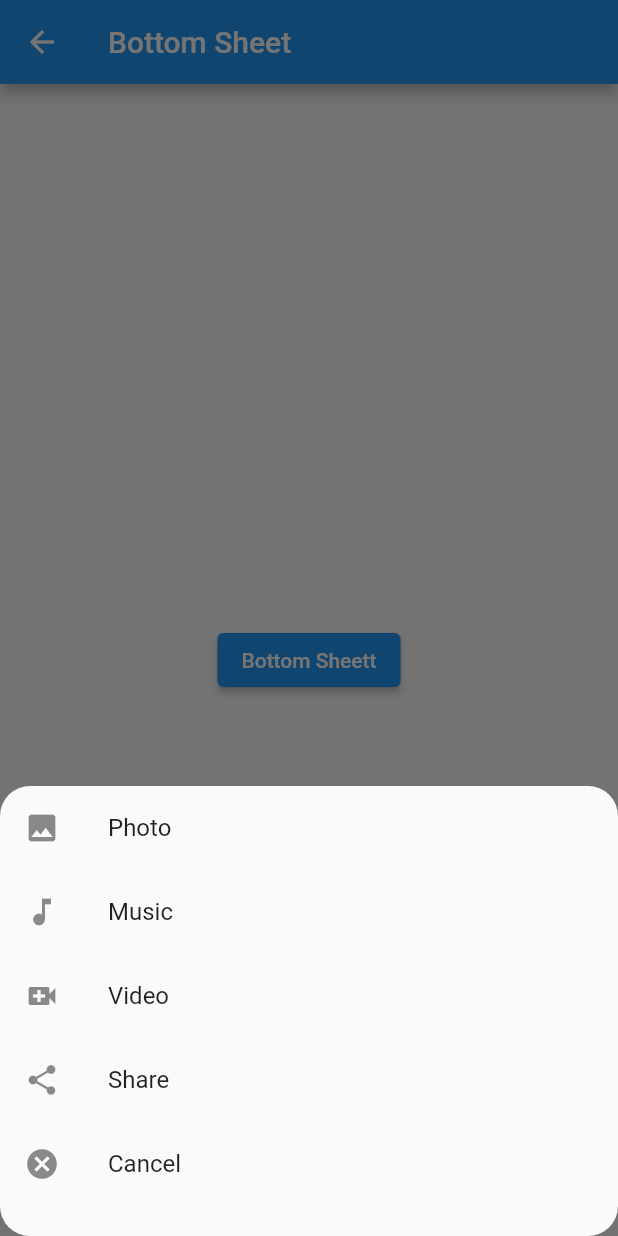
After one commit to minhthoai190892/flutter_2_15_tutorial, a Flutter app: the BottomSheett screen opened by its route, after a tap on "Bottom Sheett", on a phone screen of 412 x 824 dp. The commit adds this screen. Run offline on Flutter 3.47's test engine with Material 2 defaults, Android fonts, the phone set to English and light mode, and no system bars.

Commit message:
bottomSheet

```diff
--- a/lib/main.dart
+++ b/lib/main.dart
@@ -1,5 +1,6 @@
 import 'package:flutter/material.dart';
 import 'package:flutter_2_15/pages/bottomNavigationBar.dart';
+import 'package:flutter_2_15/pages/bottomsheet.dart';
 import 'package:flutter_2_15/pages/dialog.dart';
 import 'package:flutter_2_15/pages/dropdown.dart';
 import 'package:flutter_2_15/pages/example_basic.dart';
@@ -41,6 +42,7 @@ class MyApp extends StatelessWidget {
         TabBarr.nameRoute:(context)=>const TabBarr(),
         DropDownn.nameRoute:(context)=> const DropDownn(),
         BottomNavigationBarr.nameRoute:(context)=>const BottomNavigationBarr(),
+        BottomSheett.nameRoute:(context)=>const BottomSheett(),
       },
     );
   }
--- /dev/null
+++ b/lib/pages/bottomsheet.dart
@@ -0,0 +1,61 @@
+import 'package:flutter/material.dart';
+import 'package:flutter_2_15/widgets/floating_action_button.dart';
+
+class BottomSheett extends StatelessWidget {
+  const BottomSheett({Key? key}) : super(key: key);
+  static const nameRoute = '/BottomSheett';
+  @override
+  Widget build(BuildContext context) {
+    return Scaffold(
+      appBar: AppBar(
+        title: const Text("Bottom Sheet"),
+      ),
+      body: Center(
+        child: Padding(
+          padding: const EdgeInsets.all(30),
+          child: ElevatedButton(
+              onPressed: () {
+                showModalBottomSheet(
+                  context: context,
+                  isDismissible: false,
+                  shape: RoundedRectangleBorder(
+                    borderRadius: BorderRadius.circular(20),
+                  ),
+                  builder: (context) => SizedBox(
+                    height: 300,
+                    child: ListView(
+                      children:  [
+                        const ListTile(
+                          leading: Icon(Icons.photo),
+
+                          title:  Text("Photo"),
+                        ),
+                        const ListTile(
+                          leading: Icon(Icons.music_note),
+                          title: Text("Music"),
+                        ),
+                        const ListTile(
+                          leading: Icon(Icons.video_call),
+                          title: Text("Video"),
+                        ),
+                        const ListTile(
+                          leading: Icon(Icons.share),
+                          title: Text("Share"),
+                        ),
+                        ListTile(
+                          onTap: () => Navigator.pop(context),
+                          leading: const Icon(Icons.cancel),
+                          title: const Text("Cancel"),
+                        ),
+                      ],
+                    ),
+                  ),
+                );
+              },
+              child: const Text("Bottom Sheett")),
+        ),
+      ),
+      floatingActionButton: const floatingActionButton(),
+    );
+  }
+}
--- a/lib/pages/home_pages.dart
+++ b/lib/pages/home_pages.dart
@@ -138,9 +138,11 @@ class HomePage extends StatelessWidget {
                 title: const Text("BottomNavigationBarr"),
               ),
               ListTile(
-                onTap: () {},
+               onTap: () {
+                  Navigator.pushReplacementNamed(context, '/BottomSheett');
+                },
                 leading: const Icon(Icons.home),
-                title: const Text("Home"),
+                title: const Text("BottomSheett"),
               ),
               ListTile(
                 onTap: () {},
```
